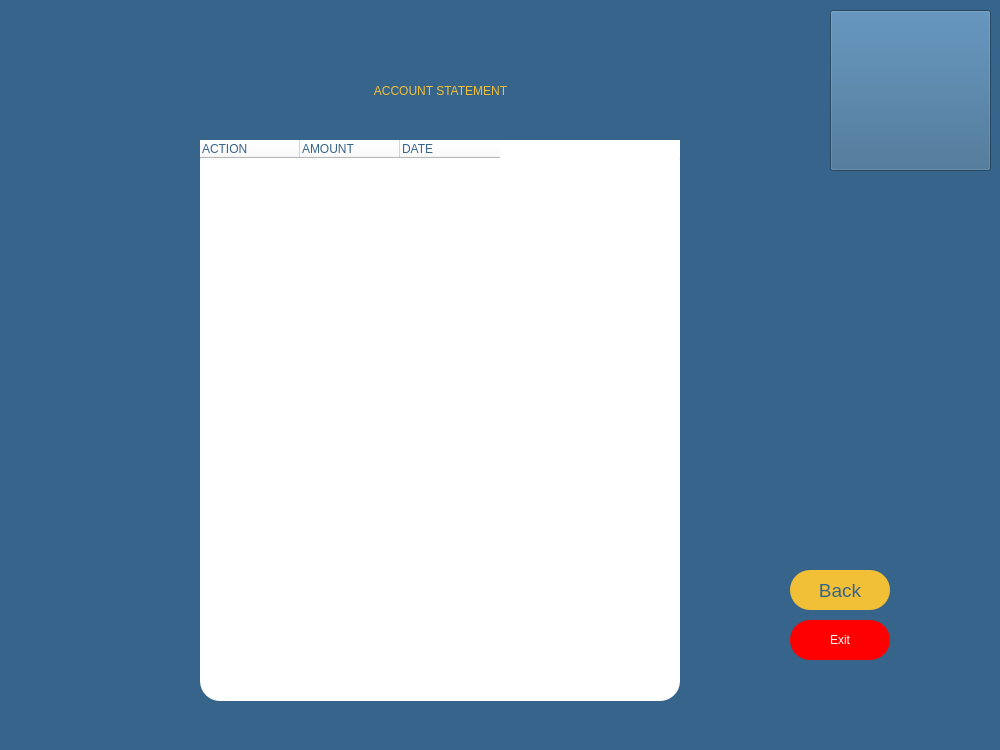
Qt form accountstatementpage.ui (melihorhanyilmaz/Project) before a commit.
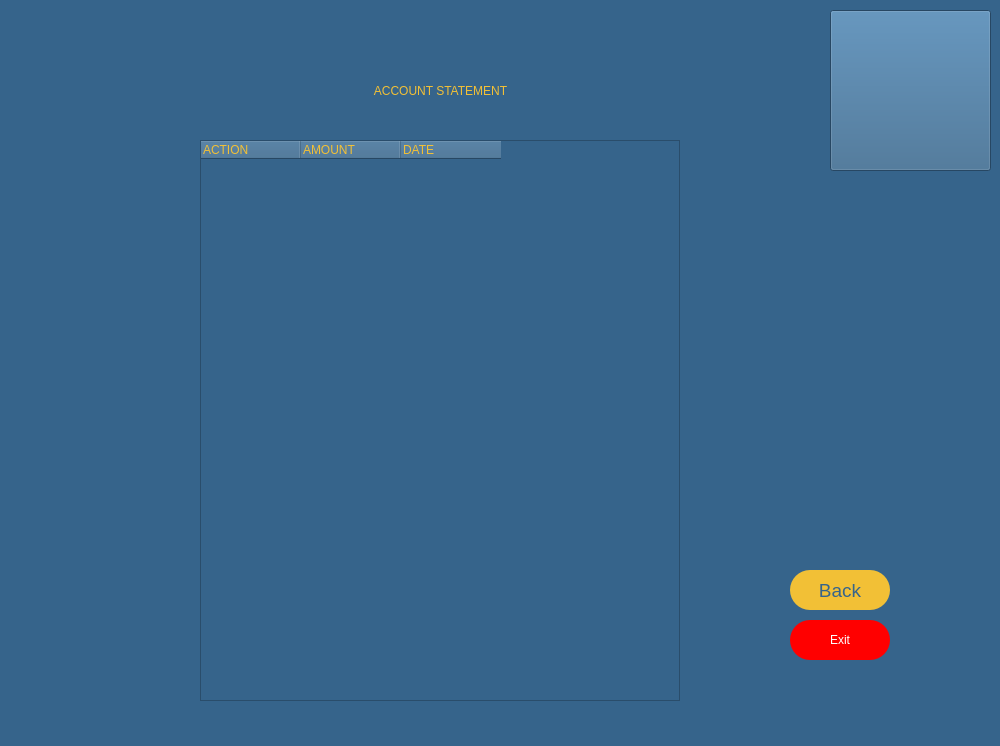
The same form after that commit. Icons and pictures are not drawn.

Diff of the .ui file:
```diff
--- a/accountstatementpage.ui
+++ b/accountstatementpage.ui
@@ -7,7 +7,7 @@
     <x>0</x>
     <y>0</y>
     <width>1000</width>
-    <height>750</height>
+    <height>746</height>
    </rect>
   </property>
   <property name="windowTitle">
@@ -29,10 +29,8 @@
     <enum>Qt::LeftToRight</enum>
    </property>
    <property name="styleSheet">
-    <string notr="true">color: rgb(54, 100, 139);
-background-color: rgb(255, 255, 255);
-font: 63 12pt &quot;Montserrat SemiBold&quot;;
-border-radius: 20 
+    <string notr="true">font: 63 10pt &quot;Montserrat SemiBold&quot;;
+color: rgb(242, 192, 54);
 </string>
    </property>
    <column>
```
